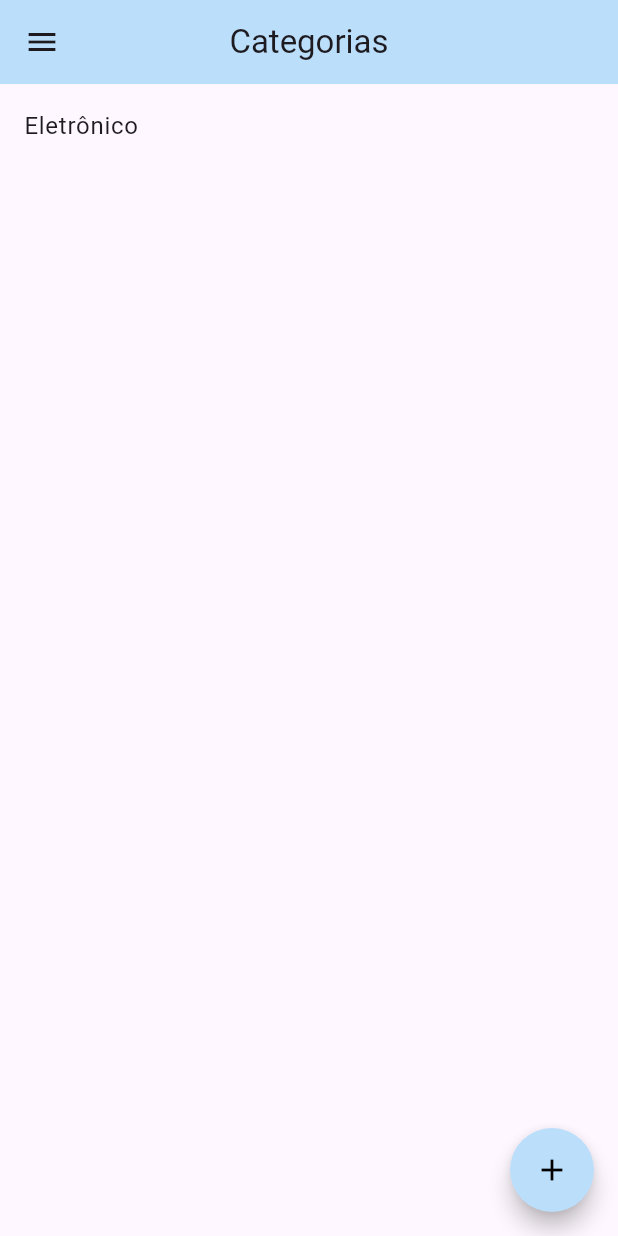
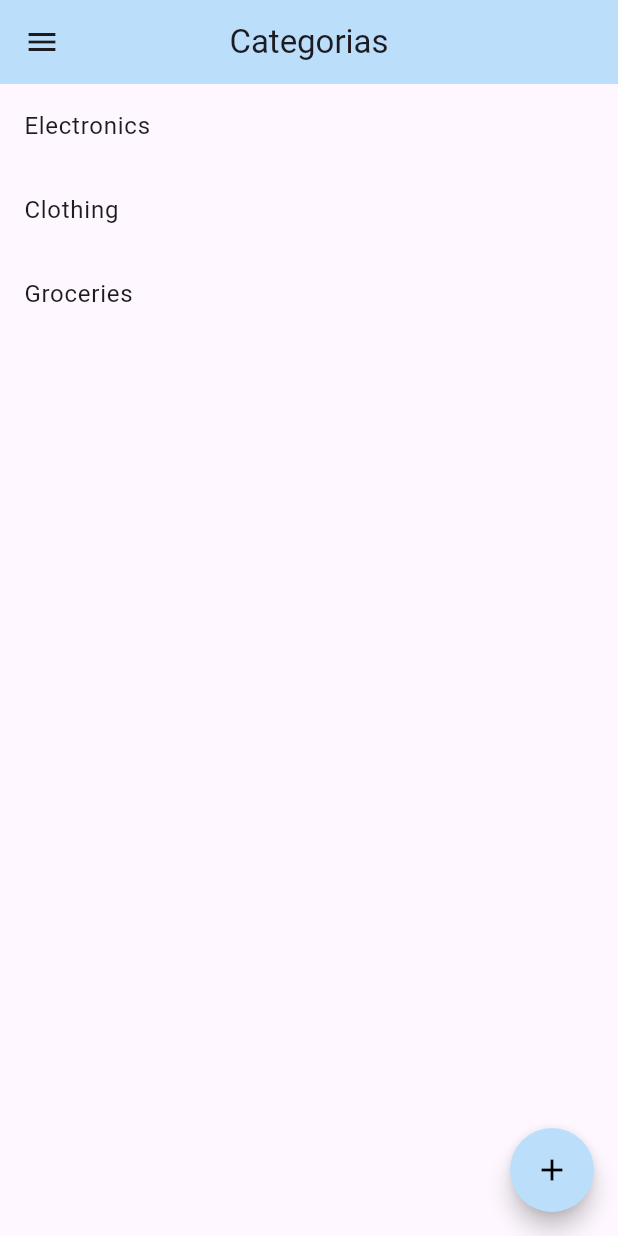
Before and after one commit to gustavo-berti/gerenciamento_de_estoque, a Flutter app: the WidgetCategoryList screen opened by its route, on a phone screen of 412 x 824 dp. Run offline on Flutter 3.47's test engine with Material 3 defaults, Android fonts, the phone set to English and light mode, and no system bars.

Commit message:
refactor: remove o banco provisorio

```diff
--- a/lib/domain/entities/database.dart
+++ /dev/null
@@ -1,15 +0,0 @@
-import 'package:gerenciamento_de_estoque/domain/entities/address.dart';
-import 'package:gerenciamento_de_estoque/domain/entities/category.dart';
-import 'package:gerenciamento_de_estoque/domain/entities/city.dart';
-import 'package:gerenciamento_de_estoque/domain/entities/country.dart';
-import 'package:gerenciamento_de_estoque/domain/entities/product.dart';
-import 'package:gerenciamento_de_estoque/domain/entities/state.dart';
-import 'package:gerenciamento_de_estoque/domain/entities/stock.dart';
-import 'package:gerenciamento_de_estoque/domain/entities/supplier.dart';
-
-class Database {
-  static List<Product> products = [Product(name: "Banana", category: Category(name: "Comida", acronym: "CO", description: "Comida"), supplier: Supplier(name: "Luan", address: Address(addressLine2: "casa", city: City(name: "Porto Alegre", state: State(country: Country("Brasil"), acronym: "RS", name: "Rio Grande do Sul")), number: "1234", street: "Avenina Paraná"), email: "email@gmail", enterprise: "PHP", phoneNumber: "123"), buyPrice: 5.0, sellPrice: 7.5, amount: 2)];
-  static List<Supplier> suppliers = [Supplier(name: "Gustavo", address: Address(addressLine2: "casa", city: City(name: "Alto Paraná", state: State(country: Country("Brasil"), acronym: "PR", name: "Paraná")), number: "1234", street: "Avenina Paraná"), email: "email@gmail", enterprise: "Java", phoneNumber: "123")];
-  static List<Category> categories = [Category(name: "Eletrônico", acronym: "EL", description: "Eletrônico")];
-  static Stock get stock => Stock(products: products);
-}
--- a/lib/domain/entities/product.dart
+++ b/lib/domain/entities/product.dart
@@ -1,4 +1,5 @@
 import 'package:gerenciamento_de_estoque/domain/entities/category.dart';
+import 'package:gerenciamento_de_estoque/domain/entities/product_supplier.dart';
 import 'package:gerenciamento_de_estoque/domain/entities/supplier.dart';
 
 class Product {
@@ -6,8 +7,7 @@ class Product {
   Category category;
   Supplier supplier;
   int amount;
-  double sellPrice;
-  double buyPrice;
-  Product({required this.name, required this.category, required this.supplier, required this.buyPrice, required this.sellPrice, required this.amount});
+  final List<ProductSupplier> suppliers;
+  Product({required this.name, required this.category, required this.supplier, required this.suppliers, required this.amount});
 
 }
--- a/lib/domain/entities/supplier.dart
+++ b/lib/domain/entities/supplier.dart
@@ -1,4 +1,5 @@
 import 'package:gerenciamento_de_estoque/domain/entities/address.dart';
+import 'package:gerenciamento_de_estoque/domain/entities/product_supplier.dart';
 
 class Supplier {
   String name;
@@ -6,5 +7,6 @@ class Supplier {
   String enterprise;
   String email;
   Address address;
-  Supplier({required this.name, required this.address, required this.email, required this.enterprise, required this.phoneNumber});
+  final List<ProductSupplier> products;
+  Supplier({required this.name, required this.address, required this.email, required this.enterprise, required this.phoneNumber, required this.products});
 }
--- a/lib/presentation/screens/category/widget_category_form.dart
+++ b/lib/presentation/screens/category/widget_category_form.dart
@@ -1,6 +1,4 @@
 import 'package:flutter/material.dart';
-import 'package:gerenciamento_de_estoque/domain/entities/category.dart';
-import 'package:gerenciamento_de_estoque/domain/entities/database.dart';
 import 'package:gerenciamento_de_estoque/presentation/widgets/custom_save_cancel_buttons.dart';
 import 'package:gerenciamento_de_estoque/presentation/widgets/custom_scaffold.dart';
 import 'package:gerenciamento_de_estoque/presentation/widgets/custom_text_form_field.dart';
@@ -56,7 +54,7 @@ class _WidgetProductFormState extends State<WidgetCategoryForm> {
               ),
               CustomSaveCancelButtons(context: context, function: (){
                 if(_formKey.currentState!.validate()){
-                  Database.categories.add(Category(name: name, description: description, acronym: acronym));
+
                   Navigator.pop(context);
                 }
               })
--- a/lib/presentation/screens/category/widget_category_list.dart
+++ b/lib/presentation/screens/category/widget_category_list.dart
@@ -1,11 +1,16 @@
 import 'package:flutter/material.dart';
 import 'package:gerenciamento_de_estoque/core/routes/routes.dart';
-import 'package:gerenciamento_de_estoque/domain/entities/database.dart';
 import 'package:gerenciamento_de_estoque/presentation/widgets/custom_floating_button.dart';
 import 'package:gerenciamento_de_estoque/presentation/widgets/custom_scaffold.dart';
 
 class WidgetCategoryList extends StatelessWidget {
   const WidgetCategoryList({super.key});
+
+  List<String> getCategories() {
+    // This function would typically fetch categories from a database or API.
+    // For this example, we will return a static list.
+    return ["Electronics", "Clothing", "Groceries"];
+  }
 
   @override
   Widget build(BuildContext context) {
@@ -13,10 +18,9 @@ class WidgetCategoryList extends StatelessWidget {
       title: "Categorias",
       body: Center(
         child: ListView.builder(
-          itemCount:
-              Database.categories.isEmpty ? 0 : Database.categories.length,
+          itemCount: getCategories().length,
           itemBuilder: (context, index) {
-            return ListTile(title: Text(Database.categories[index].name));
+            return ListTile(title: Text(getCategories()[index]));
           },
         ),
       ),
```
Also changed, not shown: lib/domain/entities/product_supplier.dart (added, +20 -0 lines), lib/presentation/screens/movement/widget_movement_form.dart (+4 -18 lines), lib/presentation/screens/product/widget_product_form.dart (+19 -17 lines), lib/presentation/screens/product/widget_product_list.dart (+5 -3 lines), lib/presentation/screens/stock/widget_stock.dart (+16 -11 lines), lib/presentation/screens/supplier/widget_supplier_form.dart (+0 -27 lines), lib/presentation/screens/supplier/widget_supplier_list.dart (+8 -4 lines).
